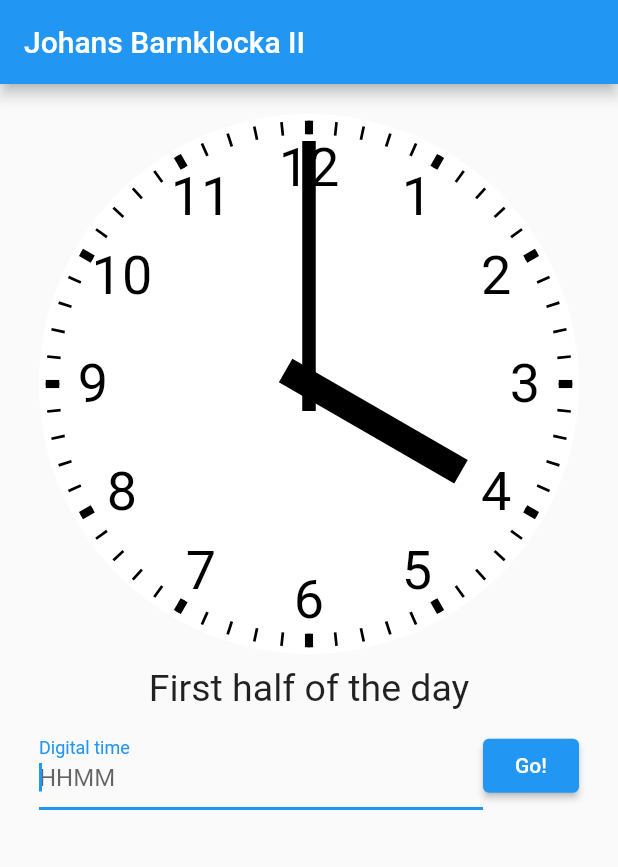
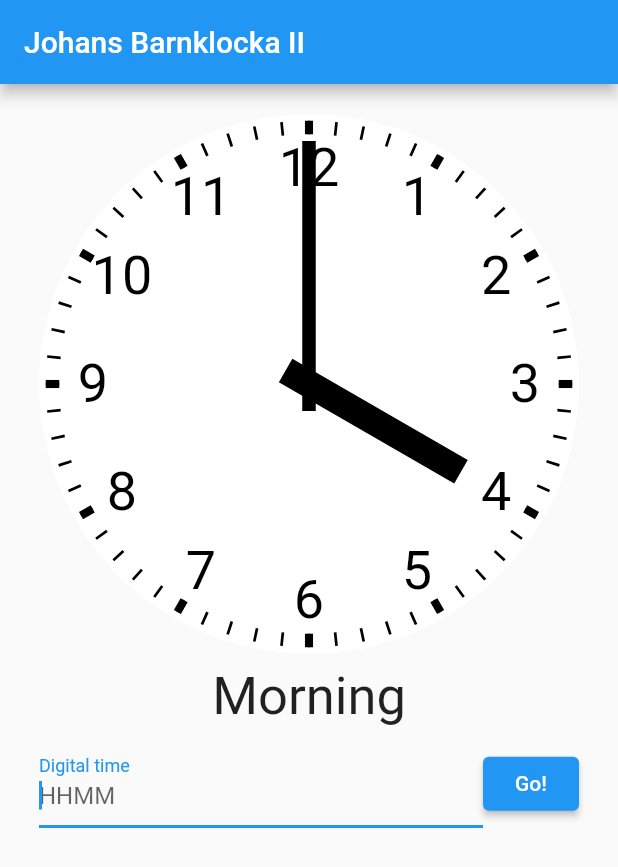
Before and after one commit to walles/barnklocka2, a Flutter app: the screen it shows after launch, on a phone screen of 412 x 824 dp. Shown: the top 867 px of the screen. Run offline on Flutter 3.47's test engine with Material 2 defaults, Android fonts, the phone set to English and light mode, and no system bars.

Commit message:
Improve AM/PM text
Tester feedback.

```diff
--- a/lib/main.dart
+++ b/lib/main.dart
@@ -10,6 +10,36 @@ void main() {
 }
 
 const _name = 'Johans Barnklocka II';
+const _ampm = [
+  // 0-5
+  'Midnight',
+  'Morning',
+  'Morning',
+  'Morning',
+  'Morning',
+  'Morning',
+  // 6-11
+  'Morning',
+  'Morning',
+  'Morning',
+  'Morning',
+  'Morning',
+  'Morning',
+  // 12-17
+  'Noon',
+  'Afternoon',
+  'Afternoon',
+  'Afternoon',
+  'Afternoon',
+  'Afternoon',
+  // 18-23
+  'Evening',
+  'Evening',
+  'Evening',
+  'Evening',
+  'Evening',
+  'Evening',
+];
 
 class MyApp extends StatelessWidget {
   const MyApp({Key? key}) : super(key: key);
@@ -85,10 +115,6 @@ class _MyHomePageState extends State<MyHomePage> {
 
   /// These widgets will be shown in a column in the main UI
   List<Widget> _mainUi() {
-    final ampm = _getTimestamp().hour < 12
-        ? 'First half of the day'
-        : 'Second half of the day';
-
     return [
       ////////////////////////////////////////////////////
       //
@@ -107,9 +133,9 @@ class _MyHomePageState extends State<MyHomePage> {
       Padding(
         padding: const EdgeInsets.all(8.0),
         child: Text(
-          ampm,
+          _ampm[_getTimestamp().hour],
           textAlign: TextAlign.center,
-          style: const TextStyle(fontSize: 25),
+          style: const TextStyle(fontSize: 35),
         ),
       ),
       ////////////////////////////////////////////////////
```
Also changed, not shown: 1 other file.
